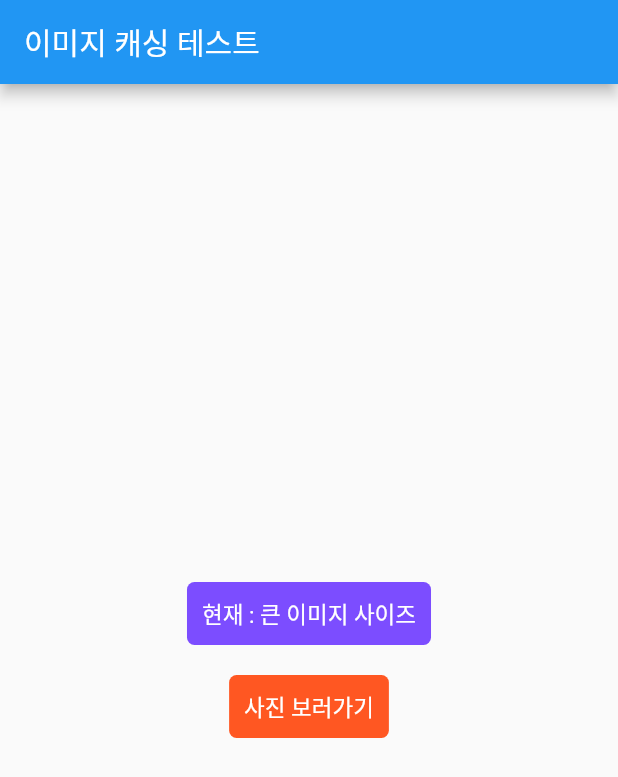
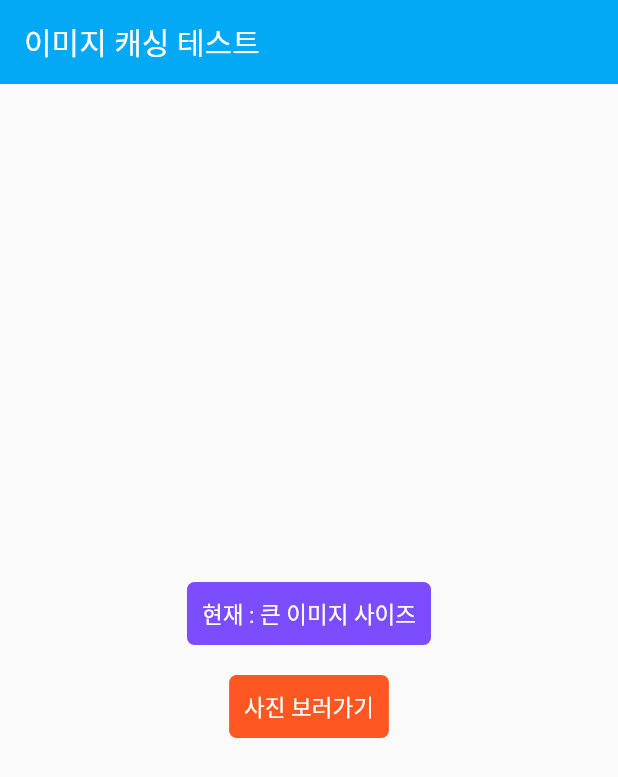
Before and after one commit to AppLutter/flutter-image-precache-test, a Flutter app: the screen it shows after launch, after a tap on an icon or button, on a phone screen of 412 x 824 dp. Shown: the top 777 px of the screen. Run offline on Flutter 3.47's test engine with Material 2 defaults, Android fonts, the phone set to English and light mode, and no system bars.

Commit message:
theme edit

```diff
--- a/lib/image_screen.dart
+++ b/lib/image_screen.dart
@@ -20,7 +20,7 @@ class _ImageScreenState extends State<ImageScreen> {
   @override
   void initState() {
     super.initState();
-    imageCache.maximumSizeBytes = 1000000000;
+    imageCache.maximumSizeBytes = 1024 * 1024 * 2000;
   }
 
   @override
--- a/lib/main.dart
+++ b/lib/main.dart
@@ -1,3 +1,5 @@
+import 'dart:math';
+
 import 'package:flutter/material.dart';
 import 'package:flutter/services.dart';
 import 'package:flutter_image_precache_test/enums/enum_image.dart';
@@ -7,25 +9,46 @@ void main() {
   runApp(const MyApp());
 }
 
-class MyApp extends StatelessWidget {
+class MyApp extends StatefulWidget {
   const MyApp({super.key});
+
+  @override
+  State<MyApp> createState() => _MyAppState();
+}
+
+class _MyAppState extends State<MyApp> {
+  void refresh() {
+    setState(() {});
+  }
 
   @override
   Widget build(BuildContext context) {
     return MaterialApp(
-      title: 'Flutter Demo',
+      debugShowCheckedModeBanner: false,
       theme: ThemeData(
-        primarySwatch: Colors.blue,
+        primarySwatch: Colors.primaries[Random().nextInt(Colors.primaries.length - 1)],
+        appBarTheme: Theme.of(context).appBarTheme.copyWith(
+              elevation: 0.0,
+              foregroundColor: Colors.white,
+            ),
       ),
-      home: const MyHomePage(title: '이미지 캐싱 테스트'),
+      home: MyHomePage(
+        title: '이미지 캐싱 테스트',
+        refresh: refresh,
+      ),
     );
   }
 }
 
 class MyHomePage extends StatefulWidget {
-  const MyHomePage({super.key, required this.title});
+  const MyHomePage({
+    super.key,
+    required this.title,
+    required this.refresh,
+  });
 
   final String title;
+  final VoidCallback refresh;
 
   @override
   State<MyHomePage> createState() => _MyHomePageState();
@@ -35,6 +58,7 @@ class _MyHomePageState extends State<MyHomePage> {
   EnumImage enumImage = EnumImage.lightSizeImage;
 
   void changeEnumImage() {
+    widget.refresh();
     imageCache.clear();
     const values = EnumImage.values;
     final int currentIndex = values.indexWhere((e) => e.ko == enumImage.ko);
```
